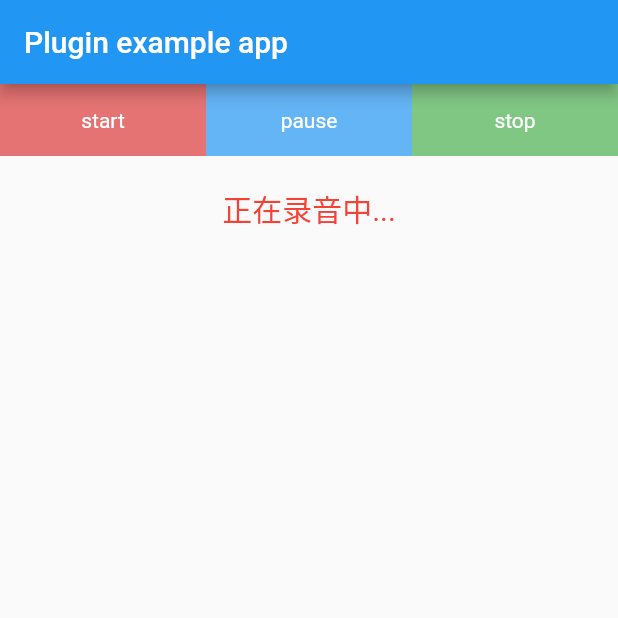
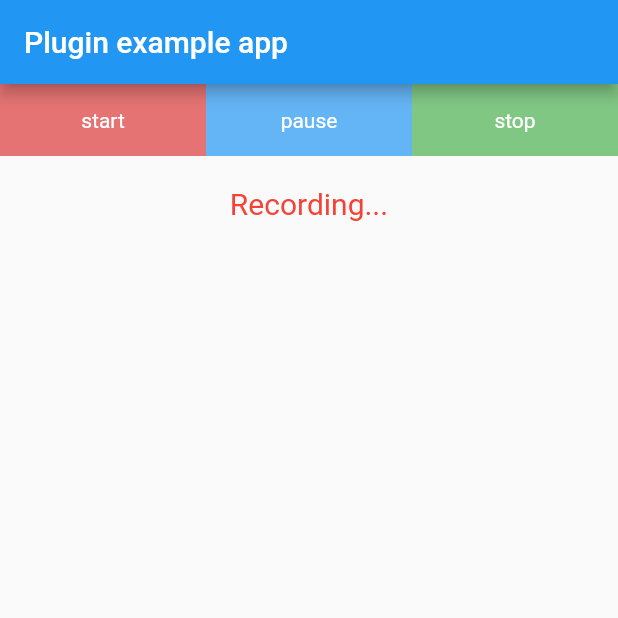
Before and after one commit to fluttercandies/flutter_record_mp3, a Flutter app: the screen it shows after launch, after a tap on "start", on a phone screen of 412 x 824 dp, the top half of it. Run offline on Flutter 3.47's test engine with Material 2 defaults, Android fonts, the phone set to English and light mode, and no system bars; our stand-ins replace audioplayers, permission_handler.

Commit message:
support flutter 1.12.x

```diff
--- a/example/lib/main.dart
+++ b/example/lib/main.dart
@@ -3,8 +3,8 @@ import 'package:audioplayers/audioplayers.dart';
 import 'package:flutter/material.dart';
 import 'dart:async';
 import 'package:path_provider/path_provider.dart';
+import 'package:record_mp3/record_mp3.dart';
 import 'package:permission_handler/permission_handler.dart';
-import 'package:record_mp3/record_mp3.dart';
 
 void main() => runApp(MyApp());
 
@@ -102,7 +102,7 @@ class _MyAppState extends State<MyApp> {
               height: 50,
               child: isComplete && recordFilePath != null
                   ? Text(
-                      "播放",
+                      "play",
                       style: TextStyle(color: Colors.red, fontSize: 20),
                     )
                   : Container(),
@@ -114,25 +114,27 @@ class _MyAppState extends State<MyApp> {
   }
 
   Future<bool> checkPermission() async {
-    Map<PermissionGroup, PermissionStatus> map = await new PermissionHandler()
-        .requestPermissions(
-            [PermissionGroup.storage, PermissionGroup.microphone]);
-    print(map[PermissionGroup.microphone]);
-    return map[PermissionGroup.microphone] == PermissionStatus.granted;
+    if (!await Permission.microphone.isGranted) {
+      PermissionStatus status = await Permission.microphone.request();
+      if (status != PermissionStatus.granted) {
+        return false;
+      }
+    }
+    return true;
   }
 
   void startRecord() async {
     bool hasPermission = await checkPermission();
     if (hasPermission) {
-      statusText = "正在录音中...";
+      statusText = "Recording...";
       recordFilePath = await getFilePath();
       isComplete = false;
       RecordMp3.instance.start(recordFilePath, (type) {
-        statusText = "录音失败--->$type";
+        statusText = "Record error--->$type";
         setState(() {});
       });
     } else {
-      statusText = "没有录音权限";
+      statusText = "No microphone permission";
     }
     setState(() {});
   }
@@ -141,13 +143,13 @@ class _MyAppState extends State<MyApp> {
     if (RecordMp3.instance.status == RecordStatus.PAUSE) {
       bool s = RecordMp3.instance.resume();
       if (s) {
-        statusText = "正在录音中...";
+        statusText = "Recording...";
         setState(() {});
       }
     } else {
       bool s = RecordMp3.instance.pause();
       if (s) {
-        statusText = "录音暂停中...";
+        statusText = "Recording pause...";
         setState(() {});
       }
     }
@@ -156,7 +158,7 @@ class _MyAppState extends State<MyApp> {
   void stopRecord() {
     bool s = RecordMp3.instance.stop();
     if (s) {
-      statusText = "录音已完成";
+      statusText = "Record complete";
       isComplete = true;
       setState(() {});
     }
@@ -165,7 +167,7 @@ class _MyAppState extends State<MyApp> {
   void resumeRecord() {
     bool s = RecordMp3.instance.resume();
     if (s) {
-      statusText = "正在录音中...";
+      statusText = "Recording...";
       setState(() {});
     }
   }
--- a/pubspec.yaml
+++ b/pubspec.yaml
@@ -1,6 +1,6 @@
 name: record_mp3
 description: Record an MP3 using the Platform native API，You can start ,pause,resume and stop record,And export an MP3 file.
-version: 1.0.1
+version: 2.0.0
 author: shingohu <shingohu@163.com>
 homepage: https://github.com/shingohu/flutter_record_mp3
 
```
Also changed, not shown: example/pubspec.yaml (+4 -4 lines), 10 other files.
